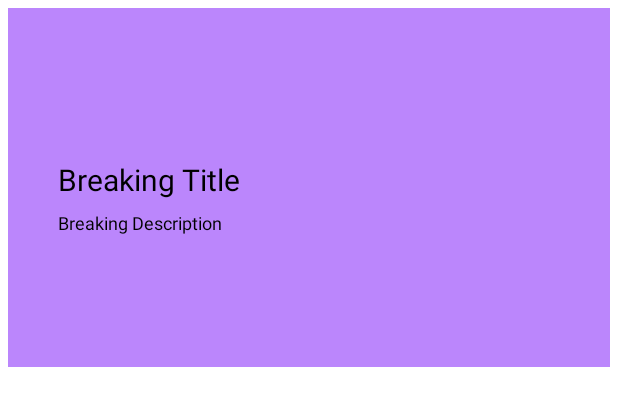
After one commit to tashuseyin/News-App, an Android app: the layout breaking_rowitem.xml on its own in the app's theme, with its tools: preview values and no code run, on a phone screen of 412 x 824 dp. The commit adds this screen. Shown: the top 406 px of the screen. Run offline under Robolectric (Android 15) with nearby library versions, the phone set to English and light mode, and no system bars.

Commit message:
[WIP] Api and breaking news recyclerview

```diff
--- a/app/src/main/AndroidManifest.xml
+++ b/app/src/main/AndroidManifest.xml
@@ -1,6 +1,8 @@
 <?xml version="1.0" encoding="utf-8"?>
 <manifest xmlns:android="http://schemas.android.com/apk/res/android"
     package="com.example.newsapp">
+
+    <uses-permission android:name="android.permission.INTERNET" />
 
     <application
         android:allowBackup="true"
--- /dev/null
+++ b/app/src/main/res/layout/breaking_rowitem.xml
@@ -0,0 +1,40 @@
+<?xml version="1.0" encoding="utf-8"?>
+<RelativeLayout xmlns:android="http://schemas.android.com/apk/res/android"
+    android:layout_width="match_parent"
+    android:layout_height="250dp"
+    android:padding="5dp"
+    android:orientation="horizontal">
+
+    <ImageView
+        android:id="@+id/imageBreaking"
+        android:layout_width="match_parent"
+        android:layout_height="match_parent"
+        android:background="@color/purple_200" />
+
+    <TextView
+        android:id="@+id/breakingTitle"
+        android:layout_width="wrap_content"
+        android:layout_height="wrap_content"
+        android:layout_alignParentStart="true"
+        android:layout_alignParentBottom="true"
+        android:layout_centerVertical="true"
+        android:layout_marginStart="33dp"
+        android:layout_marginBottom="111dp"
+        android:text="Breaking Title"
+        android:textColor="@color/black"
+        android:textSize="20sp" />
+
+    <TextView
+        android:id="@+id/breakingDescription"
+        android:layout_width="wrap_content"
+        android:layout_height="wrap_content"
+        android:layout_alignParentStart="true"
+        android:layout_alignParentBottom="true"
+        android:layout_marginStart="33dp"
+        android:layout_marginBottom="88dp"
+        android:text="Breaking Description"
+        android:textColor="@color/black"
+        android:textSize="12sp" />
+
+
+</RelativeLayout>
```
Also changed, not shown: app/build.gradle (+11 -0 lines), app/src/main/java/com/example/newsapp/adapter/BreakingNewsAdapter.kt (added, +24 -0 lines), app/src/main/java/com/example/newsapp/adapter/BreakingNewsViewHolder.kt (added, +15 -0 lines), app/src/main/java/com/example/newsapp/api/RetrofitClient.kt (added, +21 -0 lines), app/src/main/java/com/example/newsapp/api/Service.kt (added, +13 -0 lines), app/src/main/java/com/example/newsapp/model/Article.kt (added, +22 -0 lines), app/src/main/java/com/example/newsapp/model/NewResponse.kt (added, +12 -0 lines), app/src/main/java/com/example/newsapp/model/Source.kt (added, +10 -0 lines), app/src/main/java/com/example/newsapp/ui/BreakingFragment.kt (+43 -41 lines), app/src/main/res/layout/fragment_breaking.xml (+8 -9 lines).
